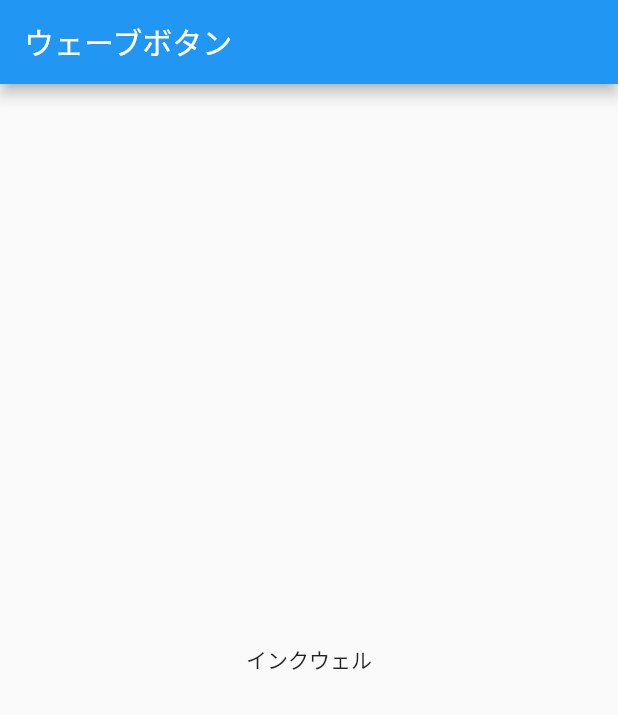
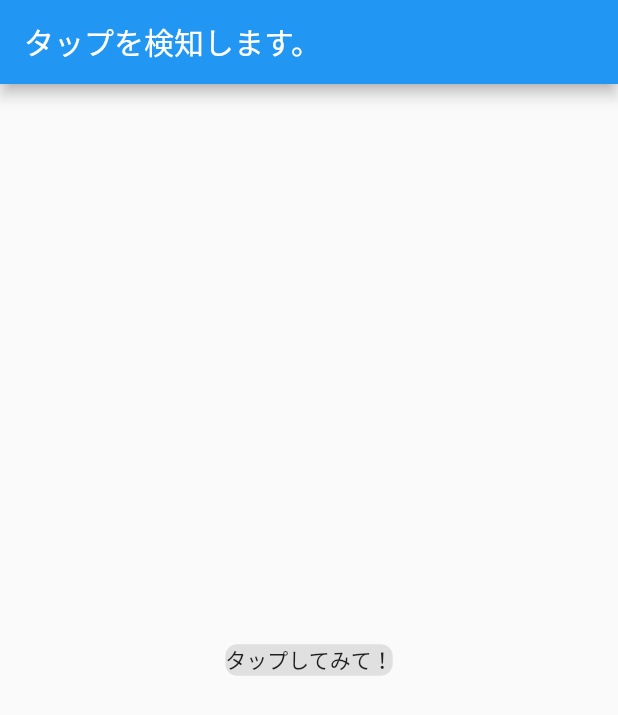
Before and after one commit to fummicc1/FlutterCookbookPractice, a Flutter app: the screen it shows after launch, on a phone screen of 412 x 824 dp. Shown: the top 715 px of the screen. Run offline on Flutter 3.47's test engine with Material 2 defaults, Android fonts, the phone set to English and light mode, and no system bars.

Commit message:
HandleTap Done

```diff
--- /dev/null
+++ b/lib/handle_tap/main.dart
@@ -0,0 +1,49 @@
+import 'package:flutter/material.dart';
+
+
+final _scaffoldKey = GlobalKey<ScaffoldState>();
+
+class HandlingTapPage extends StatefulWidget {
+  @override
+  _HandlingTapPageState createState() => _HandlingTapPageState();
+}
+
+class _HandlingTapPageState extends State<HandlingTapPage> {
+
+
+
+  @override
+  Widget build(BuildContext context) {
+    return Scaffold(
+      key: _scaffoldKey,
+      appBar: AppBar(
+        title: Text("タップを検知します。"),
+      ),
+      body: Center(
+        child: MyButton(),
+      ),
+    );
+  }
+}
+
+
+class MyButton extends StatelessWidget {
+  @override
+  Widget build(BuildContext context) {
+    return GestureDetector(
+      onTap: () {
+        final _snackBar = SnackBar(content: Text("Tap"));
+
+        _scaffoldKey.currentState.showSnackBar(_snackBar);
+
+      },
+      child: Container(
+        decoration: BoxDecoration(
+          color: Theme.of(context).buttonColor,
+          borderRadius: BorderRadius.circular(8.0),
+        ),
+        child: Text("タップしてみて！"),
+      ),
+    );
+  }
+}
--- a/lib/main.dart
+++ b/lib/main.dart
@@ -2,6 +2,7 @@ import 'package:flutter/material.dart';
 import 'form_validator/main.dart';
 import 'ripple/main.dart';
 import 'ui_orientation/main.dart';
+import 'handle_tap/main.dart';
 
 void main() => runApp(MyApp());
 
@@ -23,7 +24,7 @@ class MyApp extends StatelessWidget {
         // is not restarted.
         primarySwatch: Colors.blue,
       ),
-      home: RipplePage(),
+      home: HandlingTapPage(),
     );
   }
 }
```
